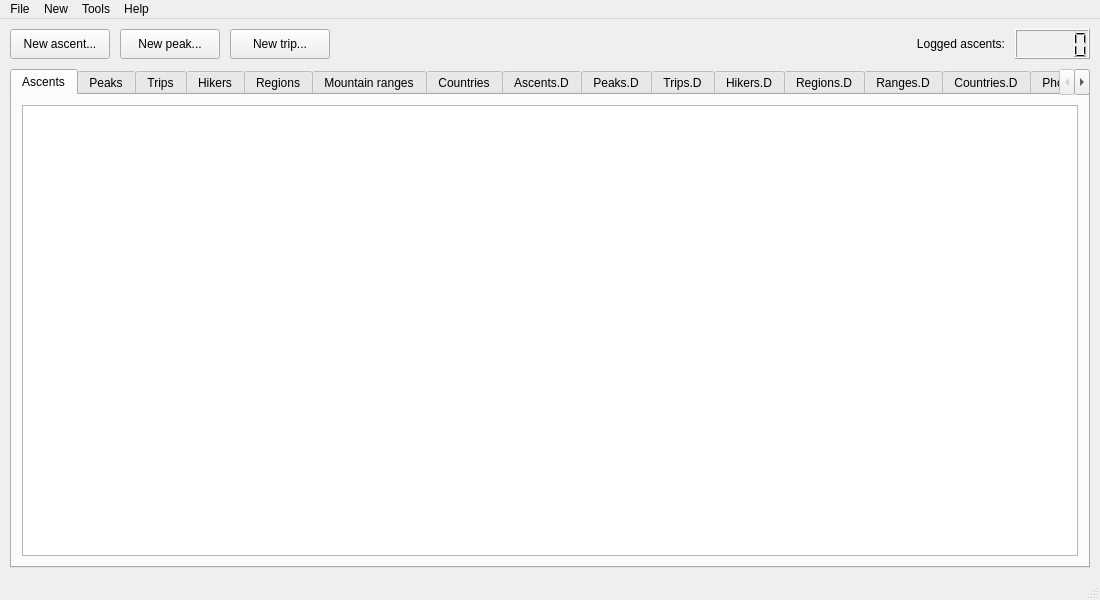
Before: the Qt Designer form src/ui/main_window.ui in svetter/pal, drawn with Qt 5.
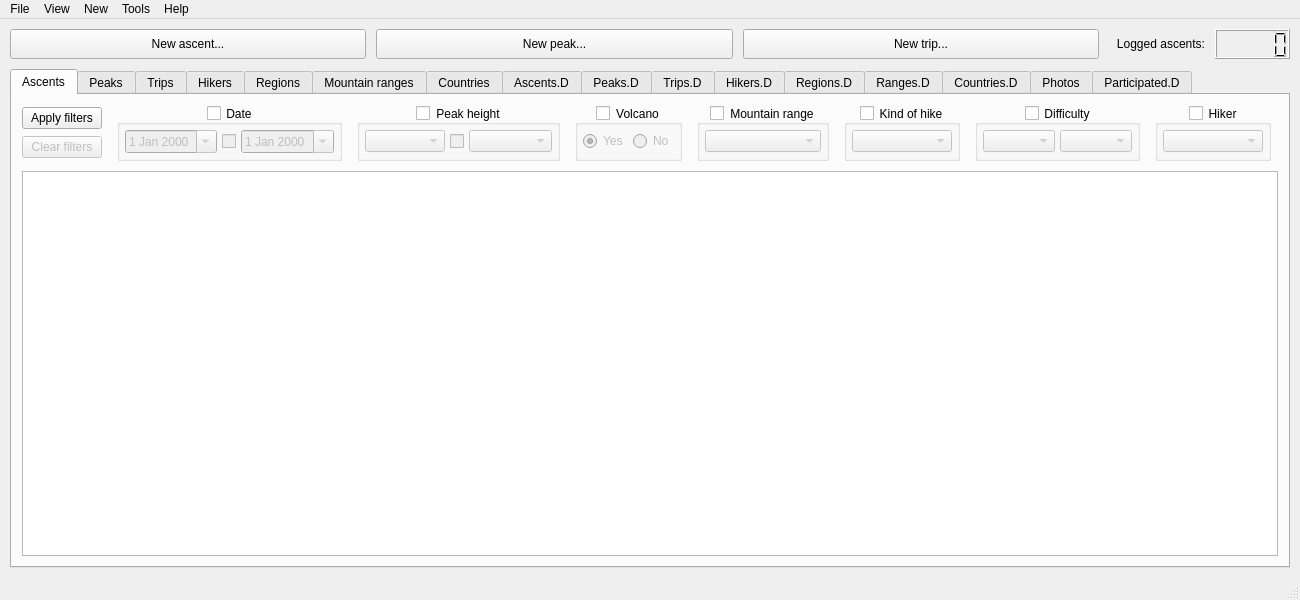
After: the same form once the commit is applied. Icons and pictures are not drawn.

Commit message: Designed UI for filters in ascents table and implemented basic enable logic (#132)

```diff
--- a/src/ui/main_window.ui
+++ b/src/ui/main_window.ui
@@ -6,7 +6,7 @@
    <rect>
     <x>0</x>
     <y>0</y>
-    <width>1100</width>
+    <width>1300</width>
     <height>600</height>
    </rect>
   </property>
@@ -123,12 +123,6 @@
           <property name="sizeType">
            <enum>QSizePolicy::Expanding</enum>
           </property>
-          <property name="sizeHint" stdset="0">
-           <size>
-            <width>40</width>
-            <height>25</height>
-           </size>
-          </property>
          </spacer>
         </item>
         <item>
@@ -195,7 +189,7 @@
          <attribute name="title">
           <string>Ascents</string>
          </attribute>
-         <layout class="QHBoxLayout" name="ascentsTabLayout">
+         <layout class="QVBoxLayout" name="ascentsTabLayout">
           <property name="spacing">
            <number>10</number>
           </property>
@@ -211,6 +205,478 @@
           <property name="bottomMargin">
            <number>10</number>
           </property>
+          <item>
+           <widget class="QWidget" name="filtersLayoutWidget" native="true">
+            <layout class="QHBoxLayout" name="ascentsFilterLayout">
+             <property name="spacing">
+              <number>15</number>
+             </property>
+             <property name="leftMargin">
+              <number>0</number>
+             </property>
+             <property name="topMargin">
+              <number>0</number>
+             </property>
+             <property name="rightMargin">
+              <number>0</number>
+             </property>
+             <property name="bottomMargin">
+              <number>0</number>
+             </property>
+             <item>
+              <layout class="QVBoxLayout" name="filterControlButtonsLayout">
+               <property name="spacing">
+                <number>5</number>
+               </property>
+               <item>
+                <widget class="QPushButton" name="applyFiltersButton">
+                 <property name="text">
+                  <string>Apply filters</string>
+                 </property>
+                </widget>
+               </item>
+               <item>
+                <widget class="QPushButton" name="clearFiltersButton">
+                 <property name="enabled">
+                  <bool>false</bool>
+                 </property>
+                 <property name="text">
+                  <string>Clear filters</string>
+                 </property>
+                </widget>
+               </item>
+              </layout>
+             </item>
+             <item>
+              <widget class="QGroupBox" name="dateFilterBox">
+               <property name="title">
+                <string>Date</string>
+               </property>
+               <property name="alignment">
+                <set>Qt::AlignCenter</set>
+               </property>
+               <property name="checkable">
+                <bool>true</bool>
+               </property>
+               <property name="checked">
+                <bool>false</bool>
+               </property>
+               <layout class="QHBoxLayout" name="dateFilterBoxLayout">
+                <property name="spacing">
+                 <number>5</number>
+                </property>
+                <property name="leftMargin">
+                 <number>5</number>
+                </property>
+                <property name="topMargin">
+                 <number>5</number>
+                </property>
+                <property name="rightMargin">
+                 <number>5</number>
+                </property>
+                <property name="bottomMargin">
+                 <number>5</number>
+                </property>
+                <item>
+                 <widget class="QDateEdit" name="dateFilterMinWidget">
+                  <property name="minimumSize">
+                   <size>
+                    <width>80</width>
+                    <height>0</height>
+                   </size>
+                  </property>
+                  <property name="calendarPopup">
+                   <bool>true</bool>
+                  </property>
+                 </widget>
+                </item>
+                <item>
+                 <widget class="QCheckBox" name="dateFilterMaxCheckbox"/>
+                </item>
+                <item>
+                 <widget class="QDateEdit" name="dateFilterMaxWidget">
+                  <property name="minimumSize">
+                   <size>
+                    <width>80</width>
+                    <height>0</height>
+                   </size>
+                  </property>
+                  <property name="calendarPopup">
+                   <bool>true</bool>
+                  </property>
+                 </widget>
+                </item>
+               </layout>
+              </widget>
+             </item>
+             <item>
+              <widget class="QGroupBox" name="peakHeightFilterBox">
+               <property name="title">
+                <string>Peak height</string>
+               </property>
+               <property name="alignment">
+                <set>Qt::AlignCenter</set>
+               </property>
+               <property name="checkable">
+                <bool>true</bool>
+               </property>
+               <property name="checked">
+                <bool>false</bool>
+               </property>
+               <layout class="QHBoxLayout" name="peakHeightFilterBoxLayout">
+                <property name="spacing">
+                 <number>5</number>
+                </property>
+                <property name="leftMargin">
+                 <number>5</number>
+                </property>
+                <property name="topMargin">
+                 <number>5</number>
+                </property>
+                <property name="rightMargin">
+                 <number>5</number>
+                </property>
+                <property name="bottomMargin">
+                 <number>5</number>
+                </property>
+                <item>
+                 <widget class="QComboBox" name="peakHeightFilterMinCombo">
+                  <property name="placeholderText">
+                   <string>Minimum</string>
+                  </property>
+                  <item>
+                   <property name="text">
+                    <string notr="true">&lt;1000</string>
+                   </property>
+                  </item>
+                  <item>
+                   <property name="text">
+                    <string notr="true">1000</string>
+                   </property>
+                  </item>
+                  <item>
+                   <property name="text">
+                    <string notr="true">2000</string>
+                   </property>
+                  </item>
+                  <item>
+                   <property name="text">
+                    <string notr="true">3000</string>
+                   </property>
+                  </item>
+                  <item>
+                   <property name="text">
+                    <string notr="true">4000</string>
+                   </property>
+                  </item>
+                  <item>
+                   <property name="text">
+                    <string notr="true">5000</string>
+                   </property>
+                  </item>
+                  <item>
+                   <property name="text">
+                    <string notr="true">6000</string>
+                   </property>
+                  </item>
+                  <item>
+                   <property name="text">
+                    <string notr="true">7000</string>
+                   </property>
+                  </item>
+                  <item>
+                   <property name="text">
+                    <string notr="true">8000</string>
+                   </property>
+                  </item>
+                 </widget>
+                </item>
+                <item>
+                 <widget class="QCheckBox" name="peakHeightFilterMaxCheckbox"/>
+                </item>
+                <item>
+                 <widget class="QComboBox" name="peakHeightFilterMaxCombo">
+                  <property name="placeholderText">
+                   <string>Maximum</string>
+                  </property>
+                  <item>
+                   <property name="text">
+                    <string notr="true">999</string>
+                   </property>
+                  </item>
+                  <item>
+                   <property name="text">
+                    <string notr="true">1999</string>
+                   </property>
+                  </item>
+                  <item>
+                   <property name="text">
+                    <string notr="true">2999</string>
+                   </property>
+                  </item>
+                  <item>
+                   <property name="text">
+                    <string notr="true">3999</string>
+                   </property>
+                  </item>
+                  <item>
+                   <property name="text">
+                    <string notr="true">4999</string>
+                   </property>
+                  </item>
+                  <item>
+                   <property name="text">
+                    <string notr="true">5999</string>
+                   </property>
+                  </item>
+                  <item>
+                   <property name="text">
+                    <string notr="true">6999</string>
+                   </property>
+                  </item>
+                  <item>
+                   <property name="text">
+                    <string notr="true">7999</string>
+                   </property>
+                  </item>
+                  <item>
+                   <property name="text">
+                    <string notr="true">8999</string>
+                   </property>
+                  </item>
+                 </widget>
+                </item>
+               </layout>
+              </widget>
+             </item>
+             <item>
+              <widget class="QGroupBox" name="volcanoFilterBox">
+               <property name="title">
+                <string>Volcano</string>
+               </property>
+               <property name="alignment">
+                <set>Qt::AlignCenter</set>
+               </property>
+               <property name="checkable">
+                <bool>true</bool>
+               </property>
+               <property name="checked">
+                <bool>false</bool>
+               </property>
+               <layout class="QHBoxLayout" name="volcanoFilterBoxLayout">
+                <property name="spacing">
+                 <number>5</number>
+                </property>
+                <property name="leftMargin">
+                 <number>5</number>
+                </property>
+                <property name="topMargin">
+                 <number>5</number>
+                </property>
+                <property name="rightMargin">
+                 <number>5</number>
+                </property>
+                <property name="bottomMargin">
+                 <number>5</number>
+                </property>
+                <item>
+                 <widget class="QRadioButton" name="volcanoFilterYesRadio">
+                  <property name="text">
+                   <string>Yes</string>
+                  </property>
+                  <property name="checked">
+                   <bool>true</bool>
+                  </property>
+                 </widget>
+                </item>
+                <item>
+                 <widget class="QRadioButton" name="volcanoFilterNoRadio">
+                  <property name="text">
+                   <string>No</string>
+                  </property>
+                 </widget>
+                </item>
+               </layout>
+              </widget>
+             </item>
+             <item>
+              <widget class="QGroupBox" name="rangeFilterBox">
+               <property name="title">
+                <string>Mountain range</string>
+               </property>
+               <property name="alignment">
+                <set>Qt::AlignCenter</set>
+               </property>
+               <property name="checkable">
+                <bool>true</bool>
+               </property>
+               <property name="checked">
+                <bool>false</bool>
+               </property>
+               <layout class="QHBoxLayout" name="rangeFilterBoxLayout">
+                <property name="spacing">
+                 <number>5</number>
+                </property>
+                <property name="leftMargin">
+                 <number>5</number>
+                </property>
+                <property name="topMargin">
+                 <number>5</number>
+                </property>
+                <property name="rightMargin">
+                 <number>5</number>
+                </property>
+                <property name="bottomMargin">
+                 <number>5</number>
+                </property>
+                <item>
+                 <widget class="QComboBox" name="rangeFilterCombo">
+                  <property name="minimumSize">
+                   <size>
+                    <width>100</width>
+                    <height>0</height>
+                   </size>
+                  </property>
+                 </widget>
+                </item>
+               </layout>
+              </widget>
+             </item>
+             <item>
+              <widget class="QGroupBox" name="hikeKindFilterBox">
+               <property name="title">
+                <string>Kind of hike</string>
+               </property>
+               <property name="alignment">
+                <set>Qt::AlignCenter</set>
+               </property>
+               <property name="checkable">
+                <bool>true</bool>
+               </property>
+               <property name="checked">
+                <bool>false</bool>
+               </property>
+               <layout class="QHBoxLayout" name="hikeKindFilterBoxLayout">
+                <property name="spacing">
+                 <number>5</number>
+                </property>
+                <property name="leftMargin">
+                 <number>5</number>
+                </property>
+                <property name="topMargin">
+                 <number>5</number>
+                </property>
+                <property name="rightMargin">
+                 <number>5</number>
+                </property>
+                <property name="bottomMargin">
+                 <number>5</number>
+                </property>
+                <item>
+                 <widget class="QComboBox" name="hikeKindFilterCombo">
+                  <property name="minimumSize">
+                   <size>
+                    <width>100</width>
+                    <height>0</height>
+                   </size>
+                  </property>
+                 </widget>
+                </item>
+               </layout>
+              </widget>
+             </item>
+             <item>
+              <widget class="QGroupBox" name="difficultyFilterBox">
+               <property name="title">
+                <string>Difficulty</string>
+               </property>
+               <property name="alignment">
+                <set>Qt::AlignCenter</set>
+               </property>
+               <property name="checkable">
+                <bool>true</bool>
+               </property>
+               <property name="checked">
+                <bool>false</bool>
+               </property>
+               <layout class="QHBoxLayout" name="difficultyFilterBoxLayout">
+                <property name="spacing">
+                 <number>5</number>
+                </property>
+                <property name="leftMargin">
+                 <number>5</number>
+                </property>
+                <property name="topMargin">
+                 <number>5</number>
+                </property>
+                <property name="rightMargin">
+                 <number>5</number>
+                </property>
+                <property name="bottomMargin">
+                 <number>5</number>
+                </property>
+                <item>
+                 <widget class="QComboBox" name="difficultyFilterSystemCombo"/>
+                </item>
+                <item>
+                 <widget class="QComboBox" name="difficultyFilterGradeCombo"/>
+                </item>
+               </layout>
+              </widget>
+             </item>
+             <item>
+              <widget class="QGroupBox" name="hikerFilterBox">
+               <property name="title">
+                <string>Hiker</string>
+               </property>
+               <property name="alignment">
+                <set>Qt::AlignCenter</set>
+               </property>
+               <property name="checkable">
+                <bool>true</bool>
+               </property>
+               <property name="checked">
+                <bool>false</bool>
+               </property>
+               <layout class="QHBoxLayout" name="hikerFilterBoxLayout">
+                <property name="spacing">
+                 <number>5</number>
+                </property>
+                <property name="leftMargin">
+                 <number>5</number>
+                </property>
+                <property name="topMargin">
+                 <number>5</number>
+                </property>
+                <property name="rightMargin">
+                 <number>5</number>
+                </property>
+                <property name="bottomMargin">
+                 <number>5</number>
+                </property>
+                <item>
+                 <widget class="QComboBox" name="hikerFilterCombo">
+                  <property name="minimumSize">
+                   <size>
+                    <width>100</width>
+                    <height>0</height>
+                   </size>
+                  </property>
+                 </widget>
+                </item>
+               </layout>
+              </widget>
+             </item>
+             <item>
+              <spacer name="filtersSpacer">
+               <property name="orientation">
+                <enum>Qt::Horizontal</enum>
+               </property>
+              </spacer>
+             </item>
+            </layout>
+           </widget>
+          </item>
           <item>
            <widget class="QTableView" name="ascentsTableView">
             <property name="contextMenuPolicy">
@@ -1053,7 +1519,7 @@
     <rect>
      <x>0</x>
      <y>0</y>
-     <width>1100</width>
+     <width>1300</width>
      <height>21</height>
     </rect>
    </property>
@@ -1078,6 +1544,12 @@
     <addaction name="separator"/>
     <addaction name="settingsAction"/>
    </widget>
+   <widget class="QMenu" name="viewMenu">
+    <property name="title">
+     <string>View</string>
+    </property>
+    <addaction name="showFiltersAction"/>
+   </widget>
    <widget class="QMenu" name="newMenu">
     <property name="title">
      <string>New</string>
@@ -1104,6 +1576,7 @@
     <addaction name="aboutQtAction"/>
    </widget>
    <addaction name="fileMenu"/>
+   <addaction name="viewMenu"/>
    <addaction name="newMenu"/>
    <addaction name="toolsMenu"/>
    <addaction name="helpMenu"/>
```
Left out of the diff: 13 changed lines with no effect on the pictures. The commit also changes 2 other files.
